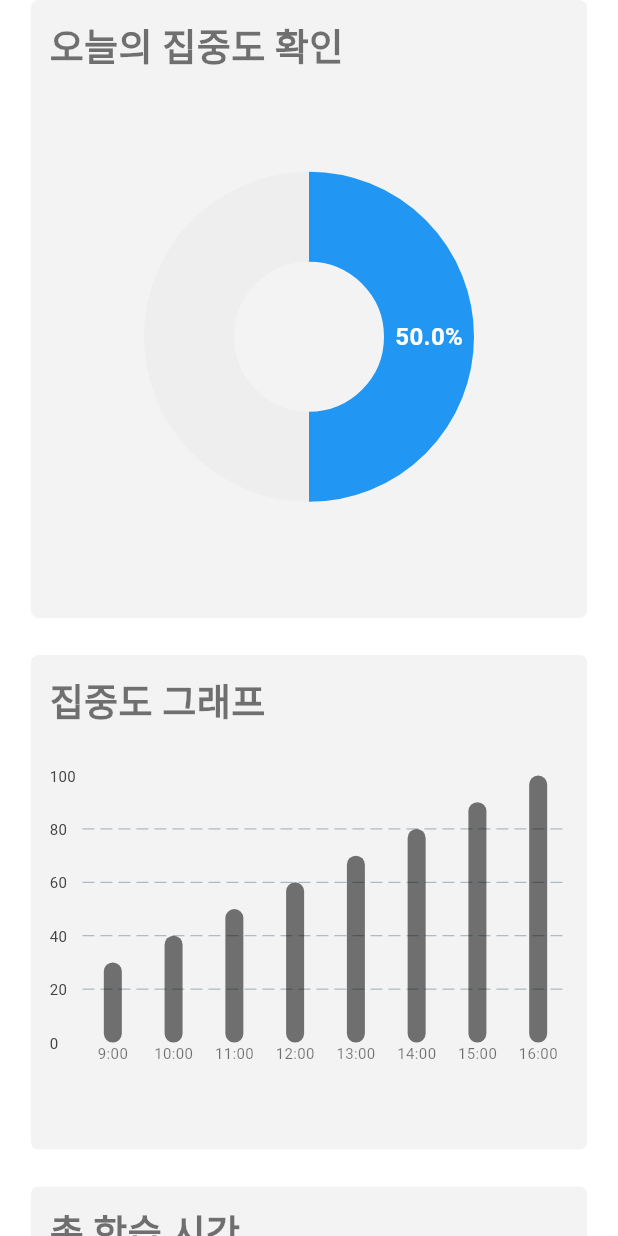
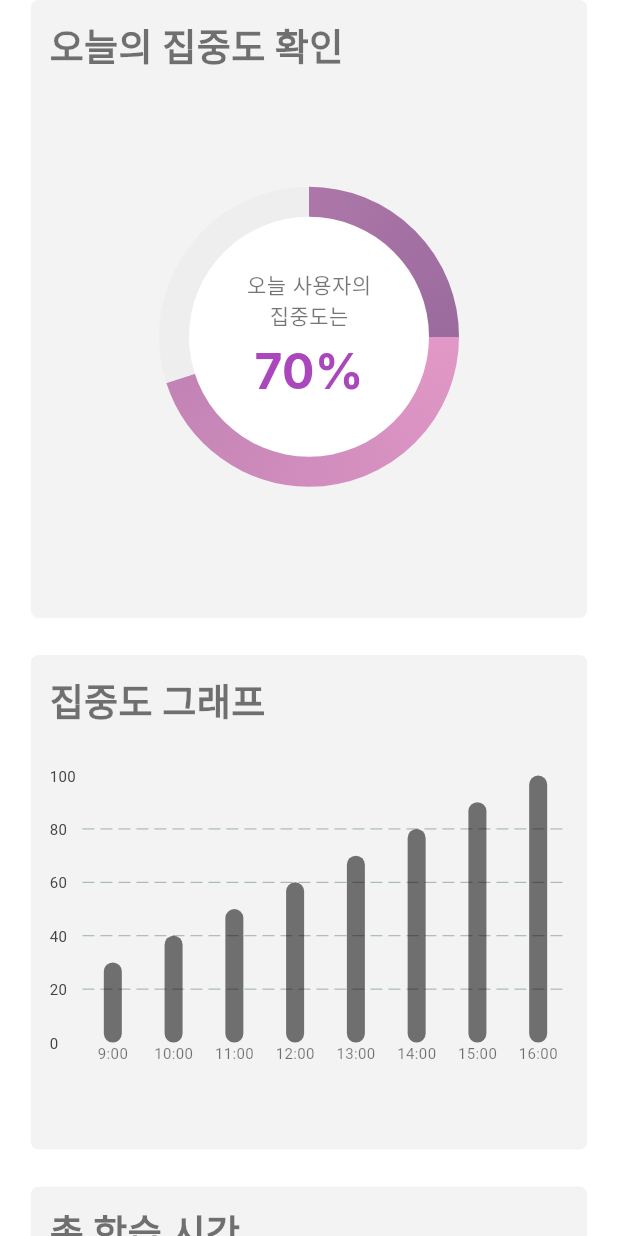
Before and after one commit to SoundStudioTon/Front-End, a Flutter app: the MainPage screen opened directly, on a phone screen of 412 x 824 dp. Run offline on Flutter 3.47's test engine with Material 3 defaults, Android fonts, the phone set to English and light mode, and no system bars; drawn by our look-alikes of fl_chart; our stand-ins replace audioplayers, camera, dio, flutter_image_compress, flutter_secure_storage, fluttertoast and 3 more; accounts and stored records are empty.

Commit message:
그래프 디자인 수정

```diff
--- a/lib/pages/main_page.dart
+++ b/lib/pages/main_page.dart
@@ -36,7 +36,9 @@ class _MainPageState extends State<MainPage> {
                   title: '오늘의 집중도 확인',
                   widget: SizedBox(
                     height: screenHeight * 0.2,
-                    child: ConcentrationPieChart(percentage: 50),
+                    child: Center(
+                      child: ConcentrationPieChart(percentage: 70),
+                    ),
                   ),
                   ratioHeight: 0.5,
                 ),
--- a/lib/screens/signup_screen.dart
+++ b/lib/screens/signup_screen.dart
@@ -79,6 +79,15 @@ class _SignupScreenState extends State<SignupScreen> {
                     controller: emailController,
                     decoration: InputDecoration(
                       hintText: '이메일',
+                      labelStyle: GoogleFonts.inter(
+                          color: Colors.grey, fontWeight: FontWeight.w300),
+                      focusColor: Colors.black,
+                      enabledBorder: OutlineInputBorder(
+                        borderSide: BorderSide(color: Colors.grey),
+                      ),
+                      focusedBorder: OutlineInputBorder(
+                        borderSide: BorderSide(color: Colors.black),
+                      ),
                       contentPadding: EdgeInsets.symmetric(
                         vertical: 20.0,
                         horizontal: 15.0,
@@ -103,6 +112,15 @@ class _SignupScreenState extends State<SignupScreen> {
                     controller: nicknameController,
                     decoration: InputDecoration(
                       hintText: '닉네임',
+                      labelStyle: GoogleFonts.inter(
+                          color: Colors.grey, fontWeight: FontWeight.w300),
+                      focusColor: Colors.black,
+                      enabledBorder: OutlineInputBorder(
+                        borderSide: BorderSide(color: Colors.grey),
+                      ),
+                      focusedBorder: OutlineInputBorder(
+                        borderSide: BorderSide(color: Colors.black),
+                      ),
                       contentPadding: EdgeInsets.symmetric(
                         vertical: 20.0,
                         horizontal: 15.0,
@@ -128,6 +146,15 @@ class _SignupScreenState extends State<SignupScreen> {
                     obscureText: true,
                     decoration: InputDecoration(
                       hintText: '비밀번호',
+                      labelStyle: GoogleFonts.inter(
+                          color: Colors.grey, fontWeight: FontWeight.w300),
+                      focusColor: Colors.black,
+                      enabledBorder: OutlineInputBorder(
+                        borderSide: BorderSide(color: Colors.grey),
+                      ),
+                      focusedBorder: OutlineInputBorder(
+                        borderSide: BorderSide(color: Colors.black),
+                      ),
                       contentPadding: EdgeInsets.symmetric(
                         vertical: 20.0,
                         horizontal: 15.0,
@@ -156,6 +183,15 @@ class _SignupScreenState extends State<SignupScreen> {
                     obscureText: true,
                     decoration: InputDecoration(
                       hintText: '비밀번호 확인',
+                      labelStyle: GoogleFonts.inter(
+                          color: Colors.grey, fontWeight: FontWeight.w300),
+                      focusColor: Colors.black,
+                      enabledBorder: OutlineInputBorder(
+                        borderSide: BorderSide(color: Colors.grey),
+                      ),
+                      focusedBorder: OutlineInputBorder(
+                        borderSide: BorderSide(color: Colors.black),
+                      ),
                       contentPadding: EdgeInsets.symmetric(
                         vertical: 20.0,
                         horizontal: 15.0,
--- a/lib/ui/concentration_pie_chart.dart
+++ b/lib/ui/concentration_pie_chart.dart
@@ -1,56 +1,97 @@
 import 'package:flutter/material.dart';
 import 'package:fl_chart/fl_chart.dart';
+import 'package:google_fonts/google_fonts.dart';
 
 class ConcentrationPieChart extends StatelessWidget {
-  final double percentage; // 집중도를 나타내는 퍼센트 (0 ~ 100)
+  final double percentage;
 
   ConcentrationPieChart({required this.percentage});
 
   @override
   Widget build(BuildContext context) {
-    return PieChart(
-      PieChartData(
-        sections: _generateSections(percentage),
-        startDegreeOffset: 270, // 시작 지점을 위쪽으로 설정
-        centerSpaceRadius: 50, // 가운데 공간 크기
-        sectionsSpace: 0, // 각 조각 간의 간격
-      ),
+    return Stack(
+      alignment: Alignment.center,
+      children: [
+        SizedBox(
+          width: 200,
+          height: 200,
+          child: PieChart(
+            PieChartData(
+              sections: _generateSections(percentage),
+              startDegreeOffset: -90, // 시작 각도를 -90도로 변경
+              centerSpaceRadius: 0, // 중앙 공간을 없애고
+              sectionsSpace: 0, // 섹션 간격도 없앰
+              borderData: FlBorderData(show: false),
+            ),
+          ),
+        ),
+        Container(
+          width: 160, // 내부 흰색 원 크기
+          height: 160,
+          decoration: BoxDecoration(
+            color: Colors.white,
+            shape: BoxShape.circle,
+          ),
+          child: Column(
+            mainAxisAlignment: MainAxisAlignment.center,
+            children: [
+              Text(
+                '오늘 사용자의',
+                style: GoogleFonts.inter(
+                  fontSize: 14,
+                  color: Colors.black54,
+                ),
+              ),
+              Text(
+                '집중도는',
+                style: GoogleFonts.inter(
+                  fontSize: 14,
+                  color: Colors.black54,
+                ),
+              ),
+              SizedBox(height: 4),
+              Text(
+                '${percentage.toStringAsFixed(0)}%',
+                style: GoogleFonts.inter(
+                  fontSize: 32,
+                  fontWeight: FontWeight.bold,
+                  color: Colors.purple[400],
+                ),
+              ),
+            ],
+          ),
+        ),
+      ],
     );
   }
 
-  /// 퍼센트 기반의 PieChart 섹션을 생성하는 함수
   List<PieChartSectionData> _generateSections(double percentage) {
+    final filledColor = SweepGradient(
+      colors: [
+        Color(0xFFE298C7), // 핑크
+        Color(0xFF9B6B9E), // 퍼플
+      ],
+      stops: [0.0, 1.0],
+      startAngle: 0,
+      endAngle: 3.14 * 2,
+    );
+
     return [
       PieChartSectionData(
-        color: _generateGradient(percentage),
         value: percentage,
-        radius: 60,
-        title: '${percentage.toStringAsFixed(1)}%',
-        titleStyle: TextStyle(
-          fontSize: 16,
-          fontWeight: FontWeight.bold,
-          color: Colors.white,
-        ),
+        color: Colors.purple.shade200,
+        radius: 100,
+        title: '',
+        showTitle: false,
+        gradient: filledColor,
       ),
       PieChartSectionData(
-        color: Colors.grey[200], // 비어있는 부분은 회색으로
         value: 100 - percentage,
-        radius: 60,
+        color: Colors.grey.shade200,
+        radius: 100,
         title: '',
+        showTitle: false,
       ),
     ];
   }
-
-  /// 퍼센트에 따라 그라데이션 색상을 생성하는 함수
-  Color _generateGradient(double percentage) {
-    if (percentage >= 75) {
-      return Colors.green; // 높은 집중도는 녹색
-    } else if (percentage >= 50) {
-      return Colors.blue; // 중간 집중도는 파란색
-    } else if (percentage >= 25) {
-      return Colors.orange; // 낮은 집중도는 주황색
-    } else {
-      return Colors.red; // 매우 낮은 집중도는 빨간색
-    }
-  }
 }
```
